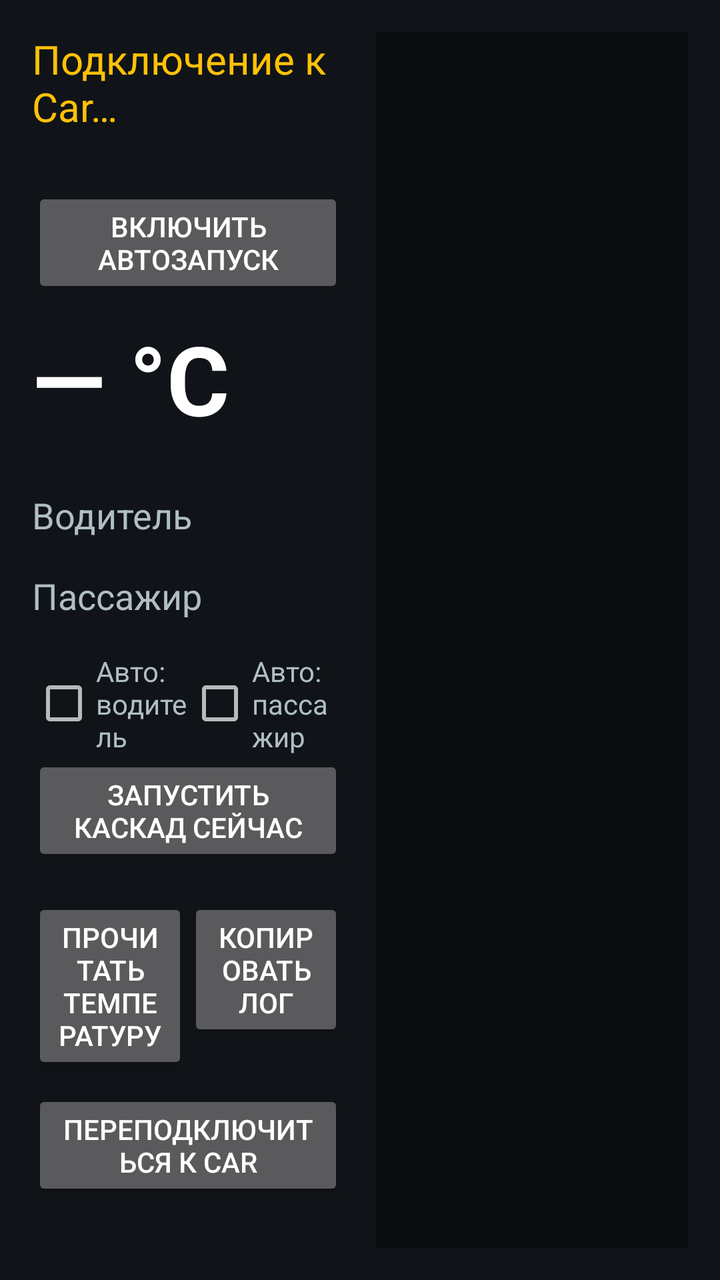
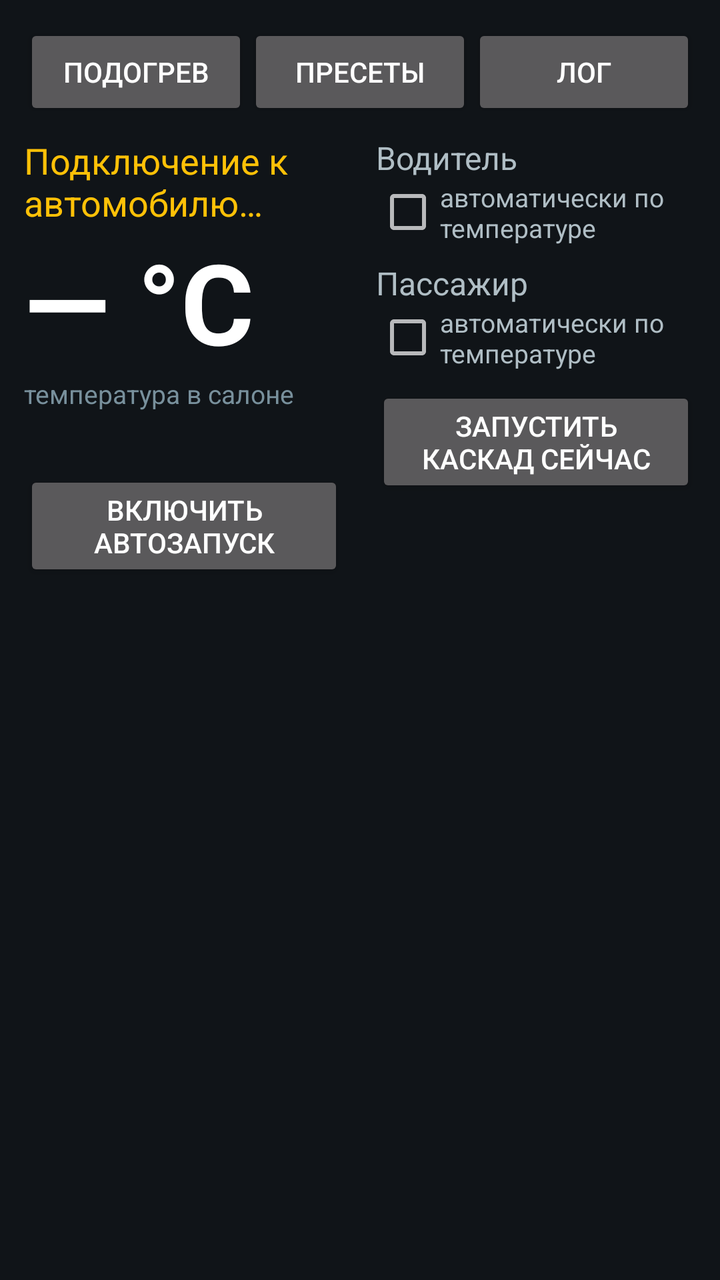

Screens rendered from an Android XML layout before and after an edit, with the pre-edit source and the edit as a unified diff.
<!-- AndroidManifest.xml: application theme android:Theme.Material.NoActionBar -->
<!-- res/layout/activity_main.xml -->
<?xml version="1.0" encoding="utf-8"?>
<LinearLayout xmlns:android="http://schemas.android.com/apk/res/android"
    android:layout_width="match_parent"
    android:layout_height="match_parent"
    android:orientation="horizontal"
    android:background="#101418"
    android:padding="16dp">

    <LinearLayout
        android:layout_width="0dp"
        android:layout_height="match_parent"
        android:layout_weight="1"
        android:orientation="vertical">

        <TextView
            android:id="@+id/status"
            android:layout_width="match_parent"
            android:layout_height="wrap_content"
            android:text="Подключение к Car…"
            android:textSize="20sp"
            android:textColor="#FFC107" />

        
        <TextView
            android:id="@+id/autostart"
            android:layout_width="match_parent"
            android:layout_height="wrap_content"
            android:layout_marginTop="4dp"
            android:textSize="14sp" />

        <Button
            android:id="@+id/enableAutostart"
            android:layout_width="match_parent"
            android:layout_height="wrap_content"
            android:layout_marginTop="4dp"
            android:text="Включить автозапуск" />

        <TextView
            android:id="@+id/temperature"
            android:layout_width="match_parent"
            android:layout_height="wrap_content"
            android:layout_marginTop="8dp"
            android:text="— °C"
            android:textSize="48sp"
            android:textStyle="bold"
            android:textColor="#FFFFFF" />

        <TextView
            android:layout_width="match_parent"
            android:layout_height="wrap_content"
            android:layout_marginTop="24dp"
            android:text="Водитель"
            android:textSize="18sp"
            android:textColor="#B0BEC5" />

        <LinearLayout
            android:id="@+id/driverRow"
            android:layout_width="match_parent"
            android:layout_height="wrap_content"
            android:orientation="horizontal" />

        <TextView
            android:layout_width="match_parent"
            android:layout_height="wrap_content"
            android:layout_marginTop="16dp"
            android:text="Пассажир"
            android:textSize="18sp"
            android:textColor="#B0BEC5" />

        <LinearLayout
            android:id="@+id/passengerRow"
            android:layout_width="match_parent"
            android:layout_height="wrap_content"
            android:orientation="horizontal" />

        
        <LinearLayout
            android:layout_width="match_parent"
            android:layout_height="wrap_content"
            android:layout_marginTop="16dp"
            android:orientation="horizontal">

            <CheckBox
                android:id="@+id/autoDriver"
                android:layout_width="0dp"
                android:layout_height="wrap_content"
                android:layout_weight="1"
                android:text="Авто: водитель"
                android:textColor="#B0BEC5" />

            <CheckBox
                android:id="@+id/autoPassenger"
                android:layout_width="0dp"
                android:layout_height="wrap_content"
                android:layout_weight="1"
                android:text="Авто: пассажир"
                android:textColor="#B0BEC5" />
        </LinearLayout>

        <Button
            android:id="@+id/startCascade"
            android:layout_width="match_parent"
            android:layout_height="wrap_content"
            android:text="Запустить каскад сейчас" />

        <LinearLayout
            android:layout_width="match_parent"
            android:layout_height="wrap_content"
            android:layout_marginTop="16dp"
            android:orientation="horizontal">

            <Button
                android:id="@+id/readTemp"
                android:layout_width="0dp"
                android:layout_height="wrap_content"
                android:layout_weight="1"
                android:text="Прочитать температуру" />

            <Button
                android:id="@+id/copyLog"
                android:layout_width="0dp"
                android:layout_height="wrap_content"
                android:layout_weight="1"
                android:text="Копировать лог" />
        </LinearLayout>

        
        <Button
            android:id="@+id/restartCar"
            android:layout_width="match_parent"
            android:layout_height="wrap_content"
            android:layout_marginTop="8dp"
            android:text="Переподключиться к Car" />
    </LinearLayout>

    <ScrollView
        android:id="@+id/logScroll"
        android:layout_width="0dp"
        android:layout_height="match_parent"
        android:layout_weight="1"
        android:layout_marginStart="16dp"
        android:background="#0A0D10"
        android:padding="8dp">

        <TextView
            android:id="@+id/log"
            android:layout_width="match_parent"
            android:layout_height="wrap_content"
            android:textSize="12sp"
            android:typeface="monospace"
            android:textColor="#8BC34A" />
    </ScrollView>
</LinearLayout>
<!-- resources referenced by this layout -->
<resources>

</resources>

<!-- the commit's change to res/layout/activity_main.xml (unified diff, before → after) -->
@@ -2,152 +2,371 @@
 <LinearLayout xmlns:android="http://schemas.android.com/apk/res/android"
     android:layout_width="match_parent"
     android:layout_height="match_parent"
-    android:orientation="horizontal"
+    android:orientation="vertical"
     android:background="#101418"
-    android:padding="16dp">
+    android:padding="12dp">
 
     <LinearLayout
-        android:layout_width="0dp"
-        android:layout_height="match_parent"
+        android:layout_width="match_parent"
+        android:layout_height="wrap_content"
+        android:orientation="horizontal">
+
+        <Button
+            android:id="@+id/tabHeat"
+            android:layout_width="0dp"
+            android:layout_height="wrap_content"
+            android:layout_weight="1"
+            android:text="Подогрев" />
+
+        <Button
+            android:id="@+id/tabPresets"
+            android:layout_width="0dp"
+            android:layout_height="wrap_content"
+            android:layout_weight="1"
+            android:text="Пресеты" />
+
+        <Button
+            android:id="@+id/tabLog"
+            android:layout_width="0dp"
+            android:layout_height="wrap_content"
+            android:layout_weight="1"
+            android:text="Лог" />
+    </LinearLayout>
+
+    <ViewFlipper
+        android:id="@+id/flipper"
+        android:layout_width="match_parent"
+        android:layout_height="0dp"
         android:layout_weight="1"
-        android:orientation="vertical">
-
-        <TextView
-            android:id="@+id/status"
-            android:layout_width="match_parent"
-            android:layout_height="wrap_content"
-            android:text="Подключение к Car…"
-            android:textSize="20sp"
-            android:textColor="#FFC107" />
-
-        
-        <TextView
-            android:id="@+id/autostart"
-            android:layout_width="match_parent"
-            android:layout_height="wrap_content"
-            android:layout_marginTop="4dp"
-            android:textSize="14sp" />
-
-        <Button
-            android:id="@+id/enableAutostart"
-            android:layout_width="match_parent"
-            android:layout_height="wrap_content"
-            android:layout_marginTop="4dp"
-            android:text="Включить автозапуск" />
-
-        <TextView
-            android:id="@+id/temperature"
-            android:layout_width="match_parent"
-            android:layout_height="wrap_content"
-            android:layout_marginTop="8dp"
-            android:text="— °C"
-            android:textSize="48sp"
-            android:textStyle="bold"
-            android:textColor="#FFFFFF" />
-
-        <TextView
-            android:layout_width="match_parent"
-            android:layout_height="wrap_content"
-            android:layout_marginTop="24dp"
-            android:text="Водитель"
-            android:textSize="18sp"
-            android:textColor="#B0BEC5" />
-
-        <LinearLayout
-            android:id="@+id/driverRow"
-            android:layout_width="match_parent"
-            android:layout_height="wrap_content"
-            android:orientation="horizontal" />
-
-        <TextView
-            android:layout_width="match_parent"
-            android:layout_height="wrap_content"
-            android:layout_marginTop="16dp"
-            android:text="Пассажир"
-            android:textSize="18sp"
-            android:textColor="#B0BEC5" />
-
-        <LinearLayout
-            android:id="@+id/passengerRow"
-            android:layout_width="match_parent"
-            android:layout_height="wrap_content"
-            android:orientation="horizontal" />
+        android:layout_marginTop="8dp">
 
         
         <LinearLayout
             android:layout_width="match_parent"
-            android:layout_height="wrap_content"
-            android:layout_marginTop="16dp"
+            android:layout_height="match_parent"
             android:orientation="horizontal">
 
-            <CheckBox
-                android:id="@+id/autoDriver"
+            <LinearLayout
                 android:layout_width="0dp"
-                android:layout_height="wrap_content"
+                android:layout_height="match_parent"
                 android:layout_weight="1"
-                android:text="Авто: водитель"
-                android:textColor="#B0BEC5" />
-
-            <CheckBox
-                android:id="@+id/autoPassenger"
+                android:orientation="vertical">
+
+                <TextView
+                    android:id="@+id/status"
+                    android:layout_width="match_parent"
+                    android:layout_height="wrap_content"
+                    android:text="Подключение к автомобилю…"
+                    android:textSize="18sp"
+                    android:textColor="#FFC107" />
+
+                <TextView
+                    android:id="@+id/temperature"
+                    android:layout_width="match_parent"
+                    android:layout_height="wrap_content"
+                    android:text="— °C"
+                    android:textSize="56sp"
+                    android:textStyle="bold"
+                    android:textColor="#FFFFFF" />
+
+                <TextView
+                    android:layout_width="match_parent"
+                    android:layout_height="wrap_content"
+                    android:text="температура в салоне"
+                    android:textSize="13sp"
+                    android:textColor="#78909C" />
+
+                
+                <TextView
+                    android:id="@+id/autostart"
+                    android:layout_width="match_parent"
+                    android:layout_height="wrap_content"
+                    android:layout_marginTop="12dp"
+                    android:textSize="13sp" />
+
+                <Button
+                    android:id="@+id/enableAutostart"
+                    android:layout_width="match_parent"
+                    android:layout_height="wrap_content"
+                    android:text="Включить автозапуск" />
+            </LinearLayout>
+
+            <LinearLayout
                 android:layout_width="0dp"
-                android:layout_height="wrap_content"
+                android:layout_height="match_parent"
                 android:layout_weight="1"
-                android:text="Авто: пассажир"
-                android:textColor="#B0BEC5" />
+                android:layout_marginStart="16dp"
+                android:orientation="vertical">
+
+                <TextView
+                    android:layout_width="match_parent"
+                    android:layout_height="wrap_content"
+                    android:text="Водитель"
+                    android:textSize="16sp"
+                    android:textColor="#B0BEC5" />
+
+                <LinearLayout
+                    android:id="@+id/driverRow"
+                    android:layout_width="match_parent"
+                    android:layout_height="wrap_content"
+                    android:orientation="horizontal" />
+
+                <CheckBox
+                    android:id="@+id/autoDriver"
+                    android:layout_width="match_parent"
+                    android:layout_height="wrap_content"
+                    android:text="автоматически по температуре"
+                    android:textSize="13sp"
+                    android:textColor="#B0BEC5" />
+
+                <TextView
+                    android:layout_width="match_parent"
+                    android:layout_height="wrap_content"
+                    android:layout_marginTop="8dp"
+                    android:text="Пассажир"
+                    android:textSize="16sp"
+                    android:textColor="#B0BEC5" />
+
+                <LinearLayout
+                    android:id="@+id/passengerRow"
+                    android:layout_width="match_parent"
+                    android:layout_height="wrap_content"
+                    android:orientation="horizontal" />
+
+                <CheckBox
+                    android:id="@+id/autoPassenger"
+                    android:layout_width="match_parent"
+                    android:layout_height="wrap_content"
+                    android:text="автоматически по температуре"
+                    android:textSize="13sp"
+                    android:textColor="#B0BEC5" />
+
+                
+                <Button
+                    android:id="@+id/startCascade"
+                    android:layout_width="match_parent"
+                    android:layout_height="wrap_content"
+                    android:layout_marginTop="8dp"
+                    android:text="Запустить каскад сейчас" />
+            </LinearLayout>
         </LinearLayout>
 
-        <Button
-            android:id="@+id/startCascade"
-            android:layout_width="match_parent"
-            android:layout_height="wrap_content"
-            android:text="Запустить каскад сейчас" />
-
+        
         <LinearLayout
             android:layout_width="match_parent"
-            android:layout_height="wrap_content"
-            android:layout_marginTop="16dp"
+            android:layout_height="match_parent"
             android:orientation="horizontal">
 
-            <Button
-                android:id="@+id/readTemp"
+            <ScrollView
                 android:layout_width="0dp"
+                android:layout_height="match_parent"
+                android:layout_weight="1">
+
+                <LinearLayout
+                    android:id="@+id/presetList"
+                    android:layout_width="match_parent"
+                    android:layout_height="wrap_content"
+                    android:orientation="vertical" />
+            </ScrollView>
+
+            <ScrollView
+                android:layout_width="0dp"
+                android:layout_height="match_parent"
+                android:layout_weight="1"
+                android:layout_marginStart="16dp">
+
+                <LinearLayout
+                    android:layout_width="match_parent"
+                    android:layout_height="wrap_content"
+                    android:orientation="vertical">
+
+                    <TextView
+                        android:layout_width="match_parent"
+                        android:layout_height="wrap_content"
+                        android:text="Новый пресет"
+                        android:textSize="16sp"
+                        android:textColor="#B0BEC5" />
+
+                    <EditText
+                        android:id="@+id/presetName"
+                        android:layout_width="match_parent"
+                        android:layout_height="wrap_content"
+                        android:hint="Название"
+                        android:inputType="text"
+                        android:maxLength="40"
+                        android:textColor="#FFFFFF"
+                        android:importantForAutofill="no" />
+
+                    <RadioGroup
+                        android:id="@+id/presetSeat"
+                        android:layout_width="match_parent"
+                        android:layout_height="wrap_content"
+                        android:orientation="horizontal">
+
+                        <RadioButton
+                            android:id="@+id/presetSeatDriver"
+                            android:layout_width="0dp"
+                            android:layout_height="wrap_content"
+                            android:layout_weight="1"
+                            android:checked="true"
+                            android:text="Водитель"
+                            android:textColor="#B0BEC5" />
+
+                        <RadioButton
+                            android:id="@+id/presetSeatPassenger"
+                            android:layout_width="0dp"
+                            android:layout_height="wrap_content"
+                            android:layout_weight="1"
+                            android:text="Пассажир"
+                            android:textColor="#B0BEC5" />
+                    </RadioGroup>
+
+                    <TextView
+                        android:layout_width="match_parent"
+                        android:layout_height="wrap_content"
+                        android:text="Минут на уровнях 3 / 2 / 1"
+                        android:textSize="13sp"
+                        android:textColor="#78909C" />
+
+                    <LinearLayout
+                        android:layout_width="match_parent"
+                        android:layout_height="wrap_content"
+                        android:orientation="horizontal">
+
+                        <EditText
+                            android:id="@+id/presetLevel3"
+                            android:layout_width="0dp"
+                            android:layout_height="wrap_content"
+                            android:layout_weight="1"
+                            android:hint="3"
+                            android:inputType="number"
+                            android:maxLength="2"
+                            android:textColor="#FFFFFF"
+                            android:importantForAutofill="no" />
+
+                        <EditText
+                            android:id="@+id/presetLevel2"
+                            android:layout_width="0dp"
+                            android:layout_height="wrap_content"
+                            android:layout_weight="1"
+                            android:hint="2"
+                            android:inputType="number"
+                            android:maxLength="2"
+                            android:textColor="#FFFFFF"
+                            android:importantForAutofill="no" />
+
+                        <EditText
+                            android:id="@+id/presetLevel1"
+                            android:layout_width="0dp"
+                            android:layout_height="wrap_content"
+                            android:layout_weight="1"
+                            android:hint="1"
+                            android:inputType="number"
+                            android:maxLength="2"
+                            android:textColor="#FFFFFF"
+                            android:importantForAutofill="no" />
+                    </LinearLayout>
+
+                    <TextView
+                        android:layout_width="match_parent"
+                        android:layout_height="wrap_content"
+                        android:text="Не запускать, если в салоне теплее, °C"
+                        android:textSize="13sp"
+                        android:textColor="#78909C" />
+
+                    <EditText
+                        android:id="@+id/presetThreshold"
+                        android:layout_width="match_parent"
+                        android:layout_height="wrap_content"
+                        android:hint="5"
+                        android:inputType="numberSigned|numberDecimal"
+                        android:maxLength="5"
+                        android:textColor="#FFFFFF"
+                        android:importantForAutofill="no" />
+
+                    <Button
+                        android:id="@+id/presetSave"
+                        android:layout_width="match_parent"
+                        android:layout_height="wrap_content"
+                        android:text="Сохранить пресет" />
+                </LinearLayout>
+            </ScrollView>
+        </LinearLayout>
+
+        
+        <LinearLayout
+            android:layout_width="match_parent"
+            android:layout_height="match_parent"
+            android:orientation="vertical">
+
+            <ScrollView
+                android:id="@+id/logScroll"
+                android:layout_width="match_parent"
+                android:layout_height="0dp"
+                android:layout_weight="1"
+                android:background="#0A0D10"
+                android:padding="8dp">
+
+                <TextView
+                    android:id="@+id/log"
+                    android:layout_width="match_parent"
+                    android:layout_height="wrap_content"
+                    android:textSize="12sp"
+                    android:typeface="monospace"
+                    android:textColor="#8BC34A" />
+            </ScrollView>
+
+            
+            <LinearLayout
+                android:layout_width="match_parent"
                 android:layout_height="wrap_content"
-                android:layout_weight="1"
-                android:text="Прочитать температуру" />
-
-            <Button
-                android:id="@+id/copyLog"
-                android:layout_width="0dp"
+                android:orientation="horizontal">
+
+                <EditText
+                    android:id="@+id/injectValue"
+                    android:layout_width="0dp"
+                    android:layout_height="wrap_content"
+                    android:layout_weight="1"
+                    android:hint="Температура, °C"
+                    android:inputType="numberSigned|numberDecimal"
+                    android:maxLength="6"
+                    android:textColor="#FFFFFF"
+                    android:importantForAutofill="no" />
+
+                <Button
+                    android:id="@+id/injectTemp"
+                    android:layout_width="0dp"
+                    android:layout_height="wrap_content"
+                    android:layout_weight="1"
+                    android:text="Подставить температуру" />
+            </LinearLayout>
+
+            <LinearLayout
+                android:layout_width="match_parent"
                 android:layout_height="wrap_content"
-                android:layout_weight="1"
-                android:text="Копировать лог" />
+                android:orientation="horizontal">
+
+                <Button
+                    android:id="@+id/readTemp"
+                    android:layout_width="0dp"
+                    android:layout_height="wrap_content"
+                    android:layout_weight="1"
+                    android:text="Прочитать температуру" />
+
+                <Button
+                    android:id="@+id/copyLog"
+                    android:layout_width="0dp"
+                    android:layout_height="wrap_content"
+                    android:layout_weight="1"
+                    android:text="Копировать лог" />
+
+                <Button
+                    android:id="@+id/restartCar"
+                    android:layout_width="0dp"
+                    android:layout_height="wrap_content"
+                    android:layout_weight="1"
+                    android:text="Переподключиться к Car" />
+            </LinearLayout>
         </LinearLayout>
-
-        
-        <Button
-            android:id="@+id/restartCar"
-            android:layout_width="match_parent"
-            android:layout_height="wrap_content"
-            android:layout_marginTop="8dp"
-            android:text="Переподключиться к Car" />
-    </LinearLayout>
-
-    <ScrollView
-        android:id="@+id/logScroll"
-        android:layout_width="0dp"
-        android:layout_height="match_parent"
-        android:layout_weight="1"
-        android:layout_marginStart="16dp"
-        android:background="#0A0D10"
-        android:padding="8dp">
-
-        <TextView
-            android:id="@+id/log"
-            android:layout_width="match_parent"
-            android:layout_height="wrap_content"
-            android:textSize="12sp"
-            android:typeface="monospace"
-            android:textColor="#8BC34A" />
-    </ScrollView>
+    </ViewFlipper>
 </LinearLayout>
